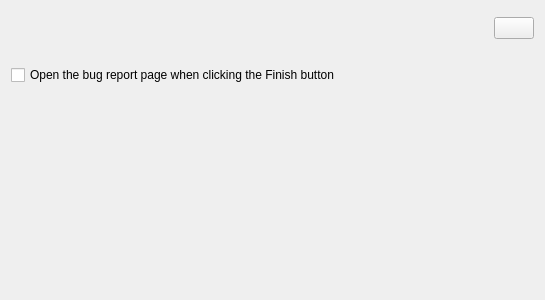
Above: drkonqi/ui/assistantpage_bugzilla_send.ui from KDE/kde-runtime before the change. Below: the same form after it.
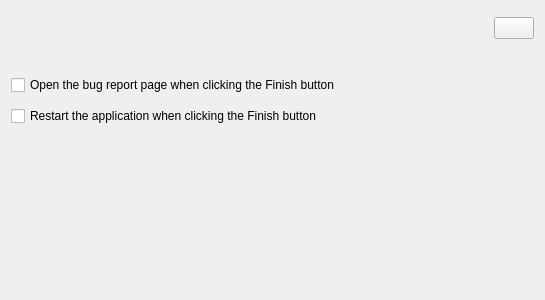
That is the form after the change. Custom widgets are drawn as their Qt base class.

Commit message:
Add checkbox to enable restarting the application when finishing the Report Assistant
Small fixes
Updated ToDo

```diff
--- a/drkonqi/ui/assistantpage_bugzilla_send.ui
+++ b/drkonqi/ui/assistantpage_bugzilla_send.ui
@@ -47,6 +47,22 @@
      </property>
     </widget>
    </item>
+   <item>
+    <spacer name="verticalSpacer_2">
+     <property name="orientation">
+      <enum>Qt::Vertical</enum>
+     </property>
+     <property name="sizeType">
+      <enum>QSizePolicy::Fixed</enum>
+     </property>
+     <property name="sizeHint" stdset="0">
+      <size>
+       <width>20</width>
+       <height>10</height>
+      </size>
+     </property>
+    </spacer>
+   </item>
    <item>
     <widget class="QCheckBox" name="m_launchPageOnFinish">
      <property name="text">
@@ -54,6 +70,29 @@
      </property>
     </widget>
    </item>
+   <item>
+    <spacer name="verticalSpacer_3">
+     <property name="orientation">
+      <enum>Qt::Vertical</enum>
+     </property>
+     <property name="sizeType">
+      <enum>QSizePolicy::Fixed</enum>
+     </property>
+     <property name="sizeHint" stdset="0">
+      <size>
+       <width>20</width>
+       <height>5</height>
+      </size>
+     </property>
+    </spacer>
+   </item>
+   <item>
+    <widget class="QCheckBox" name="m_restartAppOnFinish">
+     <property name="text">
+      <string>Restart the application when clicking the Finish button</string>
+     </property>
+    </widget>
+   </item>
    <item>
     <spacer name="verticalSpacer">
      <property name="orientation">
```
The commit also changes 8 other files.
